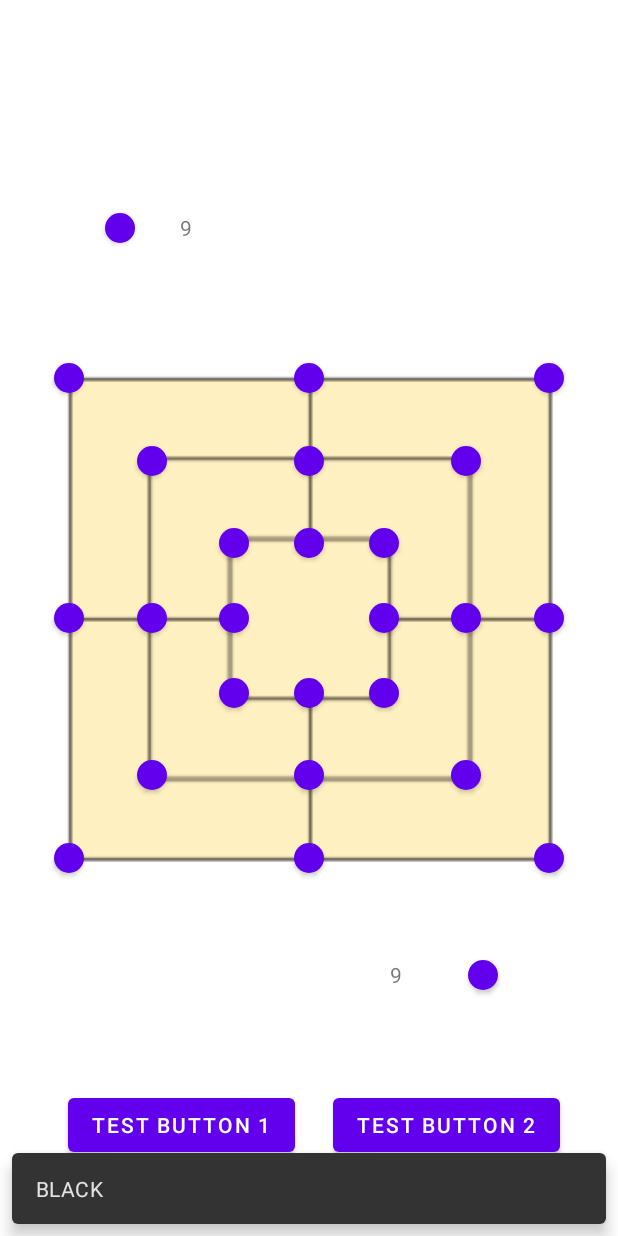
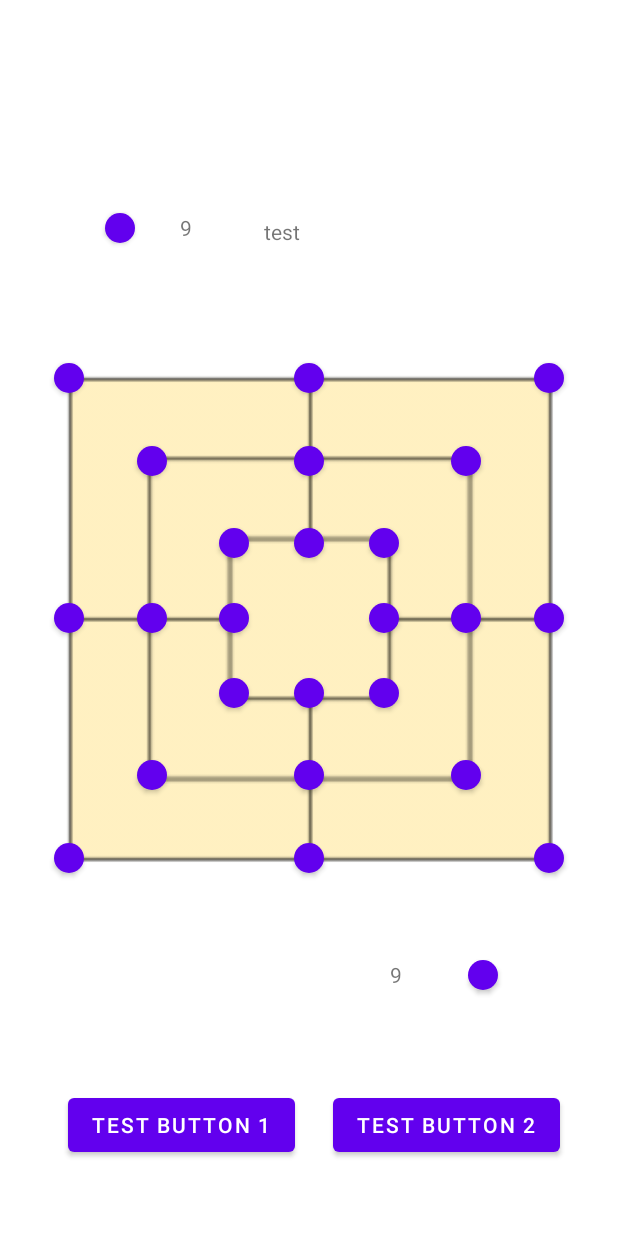
Before and after one commit to Little-Silver/HS2022-MOBA1, an Android app: the screen it shows after launch (MainActivity), after a tap on "TEST BUTTON 1", on a phone screen of 412 x 824 dp. Run offline under Robolectric (Android 15) with nearby library versions, the phone set to English and light mode, and no system bars; our stand-ins replace data binding; 1 other tap on this screen came first.

Commit message:
first success

```diff
--- a/NineMensMorris/app/src/main/java/com/example/ninemensmorris/MainActivity.kt
+++ b/NineMensMorris/app/src/main/java/com/example/ninemensmorris/MainActivity.kt
@@ -26,24 +26,6 @@ class MainActivity : AppCompatActivity() {
         binding.viewModel = viewModel
         binding.lifecycleOwner = this
 
-
-        binding = ActivityMainBinding.inflate(layoutInflater)
-        setContentView(binding.root)
-
-        var text = game.currentPlayer.color.name
-
-        binding.placeholder000.setOnClickListener { view ->
-            Snackbar.make(view, "Button 1 clicked", Snackbar.LENGTH_LONG)
-                .setAction("Action", null).show()
-        }
-        binding.testButton1.setOnClickListener { view ->
-            Snackbar.make(view, text, Snackbar.LENGTH_LONG)
-                .setAction("Action", null).show()
-        }
-        binding.testButton2.setOnClickListener { view ->
-            Snackbar.make(view, "Test Button 2 clicked", Snackbar.LENGTH_LONG)
-                .setAction("Action", null).show()
-        }
     }
 
     override fun onCreateOptionsMenu(menu: Menu): Boolean {
--- a/NineMensMorris/app/src/main/java/com/example/ninemensmorris/MainActivityViewModel.kt
+++ b/NineMensMorris/app/src/main/java/com/example/ninemensmorris/MainActivityViewModel.kt
@@ -1,9 +1,13 @@
 package com.example.ninemensmorris
 
+import android.view.View
 import androidx.lifecycle.MutableLiveData
 import androidx.lifecycle.ViewModel
 
 class MainActivityViewModel: ViewModel() {
     val userName = MutableLiveData<String>()
 
+    fun switchPlayer(view: View) {
+        userName.value = "test"
+    }
 }
--- a/NineMensMorris/app/src/main/res/layout/activity_main.xml
+++ b/NineMensMorris/app/src/main/res/layout/activity_main.xml
@@ -383,7 +383,8 @@
         android:layout_marginBottom="50dp"
         android:text="@string/testButton1"
         app:layout_constraintBottom_toBottomOf="parent"
-        app:layout_constraintStart_toStartOf="parent" />
+        app:layout_constraintStart_toStartOf="parent"
+        android:onClick="@{viewModel::switchPlayer}"/>
 
     <Button
         android:id="@+id/testButton2"
```
